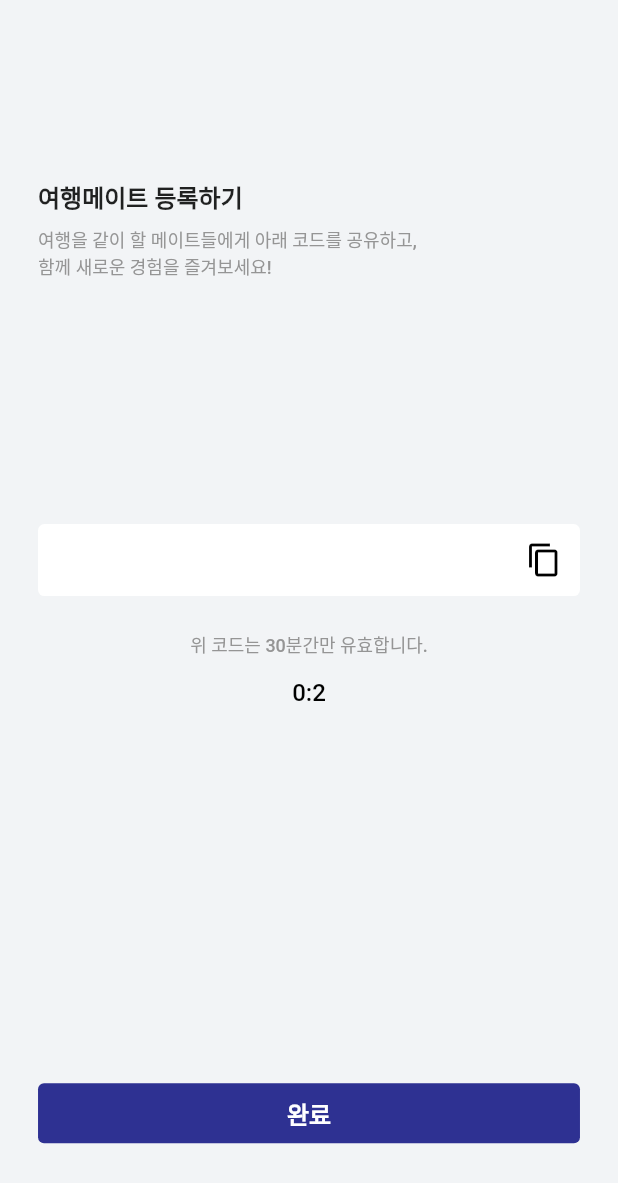
After one commit to JeHeeYu/Beyond-Seoul, a Flutter app: the MateRegistrationScreen screen opened directly, on a phone screen of 412 x 824 dp. The commit adds this screen. Shown: the top 1183 px of the screen. Run offline on Flutter 3.47's test engine with Material 2 defaults, Android fonts, the phone set to English and light mode, and no system bars; our stand-ins replace flutter_screenutil, image_picker; network calls fail; Roboto replaces fonts that are missing (Pretendard).

Commit message:
feat: Mate Registration Screen 구현

```diff
--- a/lib/statics/strings.dart
+++ b/lib/statics/strings.dart
@@ -54,6 +54,12 @@ class Strings {
   static const String photoUploadHint = "미션과 사진에 대한 코멘트를 함께 남겨주세요!";
   static const String isReader = "리더에요!";
   static const String togetherMage = "메이트에요!";
+  static const String mateRegistration = "여행메이트 등록하기";
+  static const String mateRegistrationGuide = "여행을 같이 할 메이트들에게 아래 코드를 공유하고,\n함께 새로운 경험을 즐겨보세요!";
+  static const String codeValidGuide = "위 코드는 30분간만 유효합니다.";
+  static const String newCode = "코드 새로 받기";
+  static const String codeExpire = "코드가 만료되었습니다.";
+  static const String complete = "완료";
 
   static String helloName(String name) {
     return "안녕하세요, $name님";
--- a/lib/view/screens/home_screen.dart
+++ b/lib/view/screens/home_screen.dart
@@ -17,6 +17,7 @@ import '../../statics/strings.dart';
 import '../../view_model/home_view_model.dart';
 import '../widgets/flexible_text.dart';
 import '../widgets/infinity_button.dart';
+import 'mate_registration_screen.dart';
 
 class HomeScreen extends StatefulWidget {
   const HomeScreen({super.key});
@@ -268,7 +269,16 @@ class _HomeScreenState extends State<HomeScreen> {
                       fontWeight: FontWeight.w700,
                     ),
                   ),
-                  Image.asset(Images.add),
+                  GestureDetector(
+                      onTap: () {
+                        Navigator.push(
+                          context,
+                          MaterialPageRoute(
+                              builder: (context) =>
+                                  const MateRegistrationScreen()),
+                        );
+                      },
+                      child: Image.asset(Images.add)),
                 ],
               ),
             ],
@@ -415,7 +425,10 @@ class _HomeScreenState extends State<HomeScreen> {
       onTap: () {
         Navigator.push(
           context,
-          MaterialPageRoute(builder: (context) => MissionDetailScreen(title: value.homeData.data?.data.mission.personMission?.title)),
+          MaterialPageRoute(
+              builder: (context) => MissionDetailScreen(
+                  title:
+                      value.homeData.data?.data.mission.personMission?.title)),
         );
       },
       child: Stack(
--- /dev/null
+++ b/lib/view/screens/mate_registration_screen.dart
@@ -0,0 +1,178 @@
+import 'dart:async';
+
+import 'package:flutter/material.dart';
+import 'package:flutter/services.dart';
+import 'package:flutter/src/widgets/framework.dart';
+import 'package:flutter/src/widgets/placeholder.dart';
+import 'package:flutter_screenutil/flutter_screenutil.dart';
+import 'package:intl/intl.dart';
+
+import '../../statics/colors.dart';
+import '../../statics/images.dart';
+import '../../statics/strings.dart';
+import '../widgets/infinity_button.dart';
+
+class MateRegistrationScreen extends StatefulWidget {
+  const MateRegistrationScreen({super.key});
+
+  @override
+  State<MateRegistrationScreen> createState() => _MateRegistrationScreenState();
+}
+
+class _MateRegistrationScreenState extends State<MateRegistrationScreen> {
+  final _codeController = TextEditingController();
+
+  int _second = 3;
+  int _minute = 0;
+  late Timer _timer;
+
+  void _startTimer() {
+    _timer = Timer.periodic(const Duration(seconds: 1), (timer) {
+      setState(() {
+        if (_second == 0) {
+          _minute--;
+          _second = 60;
+        } else {
+          _second--;
+        }
+
+        if (_second == 0 && _minute == 0) {
+          _timer.cancel();
+          _codeController.text = Strings.newCode;
+        }
+      });
+    });
+  }
+
+  String formatTime() {
+    String result = "${_minute.toString()}:${_second.toString()}";
+
+    return result;
+  }
+
+  @override
+  void initState() {
+    super.initState();
+
+    _startTimer();
+  }
+
+  @override
+  Widget build(BuildContext context) {
+    return Scaffold(
+      backgroundColor: const Color(UserColors.mainBackGround),
+      body: Padding(
+        padding: EdgeInsets.symmetric(horizontal: ScreenUtil().setWidth(24)),
+        child: Column(
+          children: [
+            Expanded(
+              child: SingleChildScrollView(
+                child: Column(
+                  crossAxisAlignment: CrossAxisAlignment.start,
+                  children: [
+                    SizedBox(height: ScreenUtil().setHeight(121)),
+                    const Text(
+                      Strings.mateRegistration,
+                      style: TextStyle(
+                        fontFamily: "Pretendard",
+                        fontSize: 16,
+                        fontWeight: FontWeight.w700,
+                      ),
+                    ),
+                    SizedBox(height: ScreenUtil().setHeight(8)),
+                    const Text(
+                      Strings.mateRegistrationGuide,
+                      style: TextStyle(
+                        color: Color(UserColors.guideText),
+                        fontFamily: "Pretendard",
+                        fontSize: 12,
+                        fontWeight: FontWeight.w500,
+                      ),
+                    ),
+                    SizedBox(height: ScreenUtil().setHeight(166)),
+                    TextField(
+                      controller: _codeController,
+                      textAlign: TextAlign.center,
+                      style: const TextStyle(
+                          color: Colors.black,
+                          fontFamily: "Pretendard",
+                          fontWeight: FontWeight.w700,
+                          fontSize: 16),
+                      decoration: InputDecoration(
+                        filled: true,
+                        fillColor: Colors.white,
+                        suffixIcon: GestureDetector(
+                          onTap: () {
+                            Clipboard.setData(
+                                ClipboardData(text: _codeController.text));
+                          },
+                          child: Icon(
+                            (_minute == 0 && _second == 0)
+                                ? Icons.refresh
+                                : Icons.content_copy,
+                            color: Colors.black,
+                          ),
+                        ),
+                        contentPadding: EdgeInsets.symmetric(
+                            vertical: ScreenUtil().setWidth(10),
+                            horizontal: ScreenUtil().setHeight(15)),
+                        border: OutlineInputBorder(
+                            borderRadius:
+                                BorderRadius.circular(ScreenUtil().setWidth(4)),
+                            borderSide: BorderSide.none),
+                      ),
+                    ),
+                    SizedBox(height: ScreenUtil().setHeight(24)),
+                    const Align(
+                      alignment: Alignment.center,
+                      child: Text(
+                        Strings.codeValidGuide,
+                        style: TextStyle(
+                          color: Color(UserColors.guideText),
+                          fontFamily: "Pretendard",
+                          fontSize: 12,
+                          fontWeight: FontWeight.w500,
+                        ),
+                      ),
+                    ),
+                    SizedBox(height: ScreenUtil().setHeight(14)),
+                    Align(
+                      alignment: Alignment.center,
+                      child: Text(
+                        (_minute == 0 && _second == 0)
+                            ? Strings.codeExpire
+                            : formatTime(),
+                        style: const TextStyle(
+                          color: Colors.black,
+                          fontFamily: "Pretendard",
+                          fontSize: 16,
+                          fontWeight: FontWeight.w500,
+                        ),
+                      ),
+                    ),
+                  ],
+                ),
+              ),
+            ),
+            Padding(
+              padding: EdgeInsets.only(bottom: ScreenUtil().setHeight(63)),
+              child: GestureDetector(
+                onTap: () {
+                  Navigator.pop(context);
+                },
+                child: const InfinityButton(
+                    height: 40,
+                    radius: 4,
+                    backgroundColor: Color(UserColors.enable),
+                    text: Strings.complete,
+                    textColor: Colors.white,
+                    textSize: 16,
+                    textWeight: FontWeight.w700),
+              ),
+            ),
+          ],
+        ),
+      ),
+    );
+  }
+}
```
